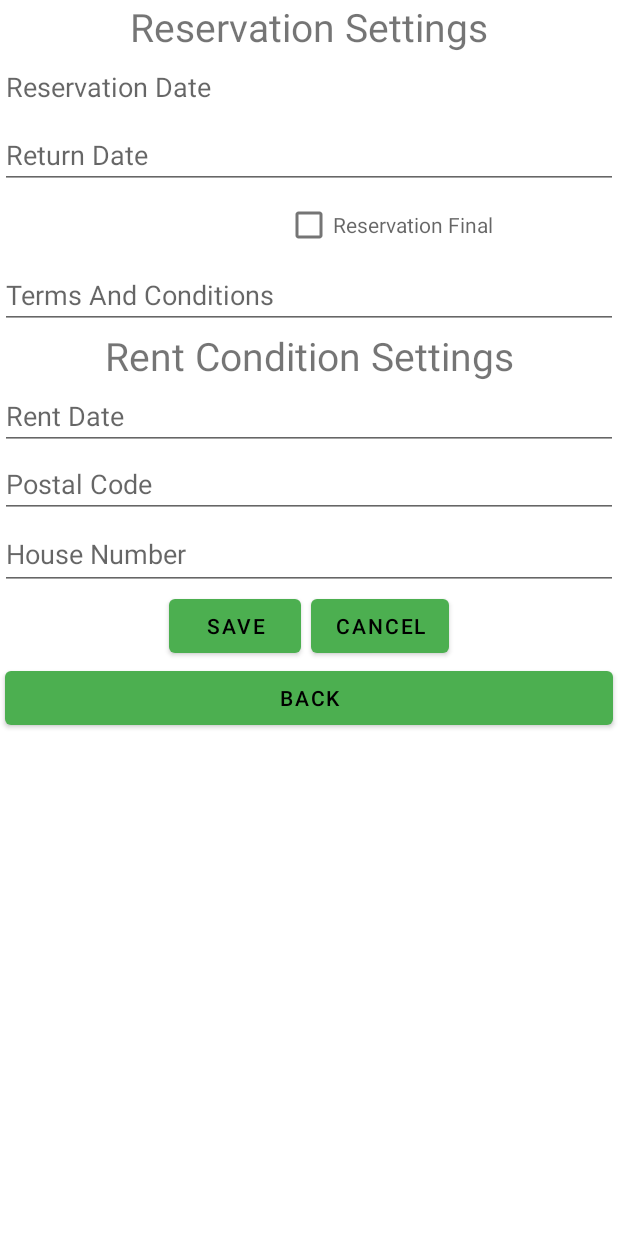
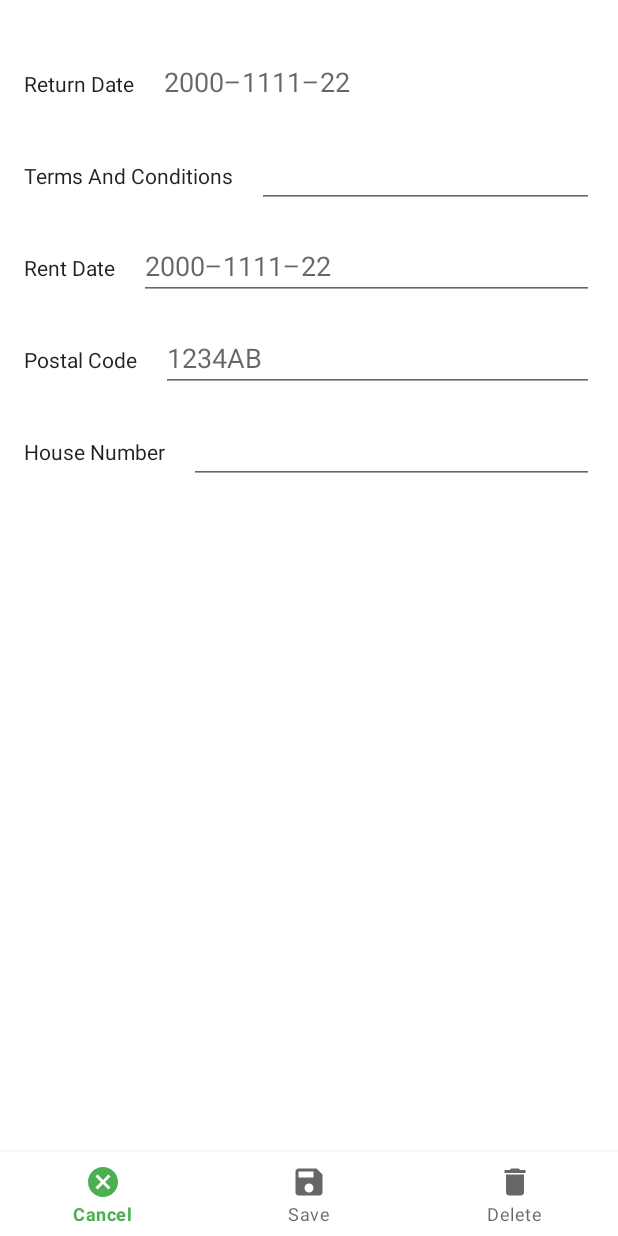
Before and after one commit to 0pilatos0/JDM-APP, an Android app: the layout reservation_edit.xml on its own in the app's theme, with its tools: preview values and no code run, on a phone screen of 412 x 824 dp. Run offline under Robolectric (Android 15) with nearby library versions, the phone set to English and light mode, and no system bars.

Commit message:
Finished reservation edit page

```diff
--- a/app/src/main/java/com/example/jdm_app/activity/CarEditActivity.kt
+++ b/app/src/main/java/com/example/jdm_app/activity/CarEditActivity.kt
@@ -3,7 +3,6 @@ package com.example.jdm_app.activity
 import android.app.Activity
 import android.content.Intent
 import android.graphics.Bitmap
-import android.graphics.BitmapFactory
 import android.os.Bundle
 import android.provider.MediaStore
 import android.util.Base64
@@ -11,7 +10,6 @@ import android.widget.ArrayAdapter
 import android.widget.Toast
 import androidx.appcompat.app.AppCompatActivity
 import androidx.recyclerview.widget.LinearLayoutManager
-import androidx.recyclerview.widget.RecyclerView
 import com.example.jdm_app.R
 import com.example.jdm_app.adapter.ImageAdapter
 import com.example.jdm_app.databinding.CarEditBinding
@@ -36,7 +34,6 @@ class CarEditActivity : AppCompatActivity() {
      *  3.  retrieve the passed in `Car` object from the intent extra
      *  4.  call the methods `bindCarData()`, `setupSpinners()`, `setupNavigation()` and `setupButtons()`
      */
-
     override fun onCreate(savedInstanceState: Bundle?) {
         super.onCreate(savedInstanceState)
         binding = CarEditBinding.inflate(layoutInflater)
@@ -101,7 +98,7 @@ class CarEditActivity : AppCompatActivity() {
      *      save - update the car properties with the values entered in the form and via API and closes the activity.
      */
     private fun setupNavigation() {
-        binding.bottomCarEditNavigation.setOnItemSelectedListener { item ->
+        binding.bottomEditNavigation.setOnItemSelectedListener { item ->
             when (item.itemId) {
                 R.id.action_delete -> {
                     if (car.id == null) {
@@ -194,7 +191,7 @@ class CarEditActivity : AppCompatActivity() {
      */
     private fun setupButtons() {
         //TODO REENABLE ONCE ITS FIXED
-//        binding.bottomCarEditNavigation.selectedItemId = R.id.action_save
+//        binding.bottomEditNavigation.selectedItemId = R.id.action_save
 
         binding.buttonSelectImage.setOnClickListener {
             val intent = Intent(MediaStore.ACTION_IMAGE_CAPTURE)
--- a/app/src/main/java/com/example/jdm_app/activity/ReservationEditActivity.kt
+++ b/app/src/main/java/com/example/jdm_app/activity/ReservationEditActivity.kt
@@ -3,6 +3,8 @@ package com.example.jdm_app.activity
 import android.os.Bundle
 import android.widget.Toast
 import androidx.appcompat.app.AppCompatActivity
+import androidx.recyclerview.widget.LinearLayoutManager
+import com.example.jdm_app.R
 import com.example.jdm_app.adapter.LocalDateJsonAdapter
 import com.example.jdm_app.databinding.ReservationEditBinding
 import com.example.jdm_app.domain.Reservation
@@ -20,27 +22,89 @@ class ReservationEditActivity : AppCompatActivity() {
     private lateinit var reservation: Reservation
     private lateinit var rentCondition: RentCondition
 
+    /**
+     * Called when the activity is starting. It perform the following actions:
+     *  1.  inflate the `ReservationEditBinding` layout
+     *  2.  set the content view to the root of the binding
+     *  3.  retrieve the passed in `Reservation` object from the intent extra
+     *  4.  call the methods `bindReservationData()`, `setupNavigation()` and `setupButtons()`
+     */
     override fun onCreate(savedInstanceState: Bundle?) {
         super.onCreate(savedInstanceState)
         binding = ReservationEditBinding.inflate(layoutInflater)
         setContentView(binding.root)
 
         reservation = intent.getSerializableExtra("reservation") as Reservation
+        bindReservationData()
+        setupNavigation()
+    }
+
+    /**
+     * Binds the properties of the provided `reservation` object to the corresponding views in the layout file,
+     * also set the RecyclerView layout manager and adapter
+     */
+    private fun bindReservationData() {
         rentCondition = RentCondition()
 
-        binding.editDateReservationDate.setText(reservation.reservationDate.toString())
-        binding.editDateReturnDate.setText(reservation.termsAndConditions)
-        binding.editBoolReservationFinal.setText(reservation.reservationFinal.toString())
+        binding.editDateReturnDate.setText(
+            if(reservation.returnDate == null) ""
+            else reservation.returnDate.toString())
         binding.editTextTermsConditions.setText(reservation.termsAndConditions)
 
-        binding.editDateRentDate.setText(rentCondition.rentDate.toString())
+        binding.editDateRentDate.setText(
+            if(rentCondition.rentDate == null) ""
+            else rentCondition.rentDate.toString())
         binding.editTextPostalCode.setText(rentCondition.postalCode)
         binding.editTextHouseNumber.setText(rentCondition.houseNumber)
 
-        binding.buttonSave.setOnClickListener {
-            reservation.reservationDate = LocalDate.parse(binding.editDateReservationDate.text.toString(), LocalDateJsonAdapter.FORMATTER)
+        val layoutManager = LinearLayoutManager(this)
+        layoutManager.orientation = LinearLayoutManager.HORIZONTAL
+    }
+
+    /**
+     * Setups up the navigation bar by adding click listeners to the menu items.
+     * Based on the selected menu item, it performs the following actions
+     *      delete - delete the reservation via API and closes the activity
+     *      cancel - closes the activity without making any changes
+     *      save   - update the reservation properties with the values entered in the form and via API and closes the activity.
+     */
+    private fun setupNavigation() {
+        binding.bottomEditNavigation.setOnItemSelectedListener { item ->
+            when (item.itemId) {
+                R.id.action_delete -> {
+                    if (reservation.id == null) {
+                        finish()
+                    } else{
+                        CoroutineScope(Dispatchers.IO).launch {
+                            val response = ReservationApi.retrofitService.deleteReservationById(reservation)
+                            withContext(Dispatchers.Main) {
+                                if (response.isSuccessful) {
+                                    Toast.makeText(
+                                        this@ReservationEditActivity, "Reservation deleted!", Toast.LENGTH_SHORT
+                                    ).show()
+                                    finish()
+                                } else {
+                                    Toast.makeText(
+                                        this@ReservationEditActivity,
+                                        "Error occurred while deleting reservation!",
+                                        Toast.LENGTH_SHORT
+                                    ).show()
+                                }
+                            }
+                        }
+                    }
+                    true
+                }
+
+                R.id.action_cancel -> {
+                    finish()
+                    true
+                }
+
+                R.id.action_save -> {
+                    reservation.reservationDate = LocalDate.now()
                     reservation.returnDate = LocalDate.parse(binding.editDateReturnDate.text.toString(), LocalDateJsonAdapter.FORMATTER)
-            reservation.reservationFinal = binding.editDateRentDate.text.toString().toBoolean()
+                    reservation.reservationFinal = true
                     reservation.termsAndConditions = binding.editTextTermsConditions.text.toString()
 
                     rentCondition.rentDate = LocalDate.parse(binding.editDateRentDate.text.toString(), LocalDateJsonAdapter.FORMATTER)
@@ -49,7 +113,6 @@ class ReservationEditActivity : AppCompatActivity() {
 
                     reservation.rentConditions = rentCondition
                     CoroutineScope(Dispatchers.IO).launch {
-
                         val response = ReservationApi.retrofitService.createReservation(reservation)
                         withContext(Dispatchers.Main) {
                             if (response.isSuccessful) {
@@ -59,35 +122,16 @@ class ReservationEditActivity : AppCompatActivity() {
                             } else {
                                 Toast.makeText(
                                     this@ReservationEditActivity,
-                            "Error occurred while renting car!",
+                                    "Error occurred while renting the car!",
                                     Toast.LENGTH_SHORT
                                 ).show()
                             }
                         }
                     }
+                    true
                 }
-
-        binding.buttonCancel.setOnClickListener {
-            CoroutineScope(Dispatchers.IO).launch {
-                val response = ReservationApi.retrofitService.deleteReservationById(reservation)
-                withContext(Dispatchers.Main) {
-                    if (response.isSuccessful) {
-                        Toast.makeText(this@ReservationEditActivity, "Reservation canceled!", Toast.LENGTH_SHORT)
-                            .show()
-                        finish()
-                    } else {
-                        Toast.makeText(
-                            this@ReservationEditActivity,
-                            "Error occurred while canceling reservation!",
-                            Toast.LENGTH_SHORT
-                        ).show()
+                else -> false
             }
         }
     }
 }
-
-        binding.buttonBack.setOnClickListener {
-            finish()
-        }
-    }
-}
--- a/app/src/main/java/com/example/jdm_app/domain/Reservation.kt
+++ b/app/src/main/java/com/example/jdm_app/domain/Reservation.kt
@@ -15,7 +15,7 @@ data class Reservation(
     var returnDate: LocalDate? = null,
 
     @Json(name = "reservationFinal")
-    var reservationFinal: Boolean? = null,
+    var reservationFinal: Boolean? = false,
 
     @Json(name = "termsAndConditions")
     var termsAndConditions: String? = null,
--- a/app/src/main/res/layout/car_edit.xml
+++ b/app/src/main/res/layout/car_edit.xml
@@ -217,13 +217,13 @@
     </ScrollView>
 
     <com.google.android.material.bottomnavigation.BottomNavigationView
-        android:id="@+id/bottom_car_edit_navigation"
+        android:id="@+id/bottom_edit_navigation"
         android:layout_width="match_parent"
         android:layout_height="wrap_content"
         android:layout_gravity="bottom"
         android:background="?android:attr/windowBackground"
         app:layout_constraintBottom_toBottomOf="parent"
         app:layout_constraintLeft_toLeftOf="parent"
-        app:menu="@menu/bottom_edit_car_menu" />
+        app:menu="@menu/bottom_edit_menu" />
 
 </androidx.constraintlayout.widget.ConstraintLayout>
--- a/app/src/main/res/layout/reservation_edit.xml
+++ b/app/src/main/res/layout/reservation_edit.xml
@@ -1,99 +1,144 @@
 <?xml version="1.0" encoding="utf-8"?>
-<LinearLayout xmlns:android="http://schemas.android.com/apk/res/android"
-    xmlns:tools="http://schemas.android.com/tools"
+<androidx.constraintlayout.widget.ConstraintLayout xmlns:android="http://schemas.android.com/apk/res/android"
     android:layout_width="match_parent"
     android:layout_height="match_parent"
-    android:orientation="vertical">
+    xmlns:app="http://schemas.android.com/apk/res-auto">
 
-    <TextView
-        android:text="@string/reservation_settings"
-        android:textSize="26sp"
+    <ScrollView
         android:layout_width="match_parent"
-        android:layout_height="wrap_content"
-        android:gravity="center" />
-
-    <EditText
-        android:id="@+id/edit_date_reservation_date"
-        android:hint="@string/reservation_date"
-        android:inputType="date"
-        android:layout_width="match_parent"
-        android:layout_height="wrap_content" />
-
-    <EditText
-        android:id="@+id/edit_date_return_date"
-        android:hint="@string/return_date"
-        android:inputType="date"
-        android:layout_width="match_parent"
-        android:layout_height="wrap_content" />
-
-    <CheckBox
-        android:id="@+id/edit_bool_reservation_final"
-        android:hint="@string/reservation_final"
-        android:layout_width="match_parent"
-        android:layout_height="wrap_content" />
-
-    <EditText
-        android:id="@+id/edit_text_terms_conditions"
-        android:hint="@string/terms_conditions"
-        android:inputType="text"
-        android:layout_width="match_parent"
-        android:layout_height="wrap_content" />
-
-    <TextView
-        android:text="@string/rent_condition_settings"
-        android:textSize="26sp"
-        android:layout_width="match_parent"
-        android:layout_height="wrap_content"
-        android:gravity="center" />
-
-    <EditText
-        android:id="@+id/edit_date_rent_date"
-        android:hint="@string/rent_date"
-        android:inputType="date"
-        android:layout_width="match_parent"
-        android:layout_height="wrap_content" />
-
-    <EditText
-        android:id="@+id/edit_text_postal_code"
-        android:hint="@string/postal_code"
-        android:inputType="text"
-        android:layout_width="match_parent"
-        android:layout_height="wrap_content" />
-
-    <EditText
-        android:id="@+id/edit_text_house_number"
-        android:hint="@string/house_number"
-        android:inputType="text"
-        android:minHeight="48dp"
-        android:layout_width="match_parent"
-        android:layout_height="wrap_content"
-        tools:ignore="TextFields" />
+        android:layout_height="match_parent">
 
         <LinearLayout
             android:layout_width="match_parent"
             android:layout_height="wrap_content"
-        android:gravity="center">
+            android:orientation="vertical"
+            android:padding="16dp">
 
-        <Button
-            android:id="@+id/button_save"
-            android:text="@string/save"
+            <LinearLayout
+                android:layout_width="match_parent"
+                android:layout_height="wrap_content"
+                android:layout_marginTop="16dp"
+                android:orientation="horizontal">
+
+                <TextView
                     android:layout_width="wrap_content"
                     android:layout_height="wrap_content"
-            android:layout_marginEnd="3sp" />
-        <Button
-            android:id="@+id/button_cancel"
-            android:text="@string/cancel"
+                    android:labelFor="@+id/edit_date_return_date"
+                    android:text="@string/return_date"
+                    android:textAppearance="@style/TextAppearance.AppCompat.Body1" />
+
+                <EditText
+                    android:id="@+id/edit_date_return_date"
+                    android:layout_width="match_parent"
+                    android:layout_height="wrap_content"
+                    android:layout_marginStart="16dp"
+                    android:hint="@string/template_date"
+                    android:inputType="date" />
+            </LinearLayout>
+
+            <LinearLayout
+                android:layout_width="match_parent"
+                android:layout_height="wrap_content"
+                android:layout_marginTop="16dp"
+                android:orientation="horizontal">
+
+                <TextView
                     android:layout_width="wrap_content"
                     android:layout_height="wrap_content"
-            android:layout_marginStart="3sp" />
+                    android:labelFor="@+id/edit_text_terms_conditions"
+                    android:text="@string/terms_conditions"
+                    android:textAppearance="@style/TextAppearance.AppCompat.Body1" />
+
+                <EditText
+                    android:id="@+id/edit_text_terms_conditions"
+                    android:layout_width="match_parent"
+                    android:layout_height="wrap_content"
+                    android:layout_marginStart="16dp"
+                    android:inputType="text" />
+            </LinearLayout>
+
+            <LinearLayout
+                android:layout_width="match_parent"
+                android:layout_height="wrap_content"
+                android:layout_marginTop="16dp"
+                android:orientation="horizontal">
+
+                <TextView
+                    android:layout_width="wrap_content"
+                    android:layout_height="wrap_content"
+                    android:labelFor="@+id/edit_date_rent_date"
+                    android:text="@string/rent_date"
+                    android:textAppearance="@style/TextAppearance.AppCompat.Body1" />
+
+                <EditText
+                    android:id="@+id/edit_date_rent_date"
+                    android:layout_width="match_parent"
+                    android:layout_height="wrap_content"
+                    android:layout_marginStart="16dp"
+                    android:hint="@string/template_date"
+                    android:inputType="date" />
+            </LinearLayout>
+
+            <LinearLayout
+                android:layout_width="match_parent"
+                android:layout_height="wrap_content"
+                android:layout_marginTop="16dp"
+                android:orientation="horizontal">
+
+                <TextView
+                    android:layout_width="wrap_content"
+                    android:layout_height="wrap_content"
+                    android:labelFor="@+id/edit_text_postal_code"
+                    android:text="@string/postal_code"
+                    android:textAppearance="@style/TextAppearance.AppCompat.Body1" />
+
+                <EditText
+                    android:id="@+id/edit_text_postal_code"
+                    android:layout_width="match_parent"
+                    android:layout_height="wrap_content"
+                    android:layout_marginStart="16dp"
+                    android:hint="@string/template_postal_code"
+                    android:inputType="text" />
+            </LinearLayout>
+
+            <LinearLayout
+                android:layout_width="match_parent"
+                android:layout_height="wrap_content"
+                android:layout_marginTop="16dp"
+                android:orientation="horizontal">
+
+                <TextView
+                    android:layout_width="wrap_content"
+                    android:layout_height="wrap_content"
+                    android:labelFor="@+id/edit_text_house_number"
+                    android:text="@string/house_number"
+                    android:textAppearance="@style/TextAppearance.AppCompat.Body1" />
+
+                <EditText
+                    android:id="@+id/edit_text_house_number"
+                    android:layout_width="match_parent"
+                    android:layout_height="wrap_content"
+                    android:layout_marginStart="16dp"
+                    android:inputType="number" />
+            </LinearLayout>
+
+            <androidx.recyclerview.widget.RecyclerView
+                android:id="@+id/recycler_view_car_images"
+                android:layout_width="match_parent"
+                android:layout_height="wrap_content"
+                android:layout_marginTop="16dp" />
 
         </LinearLayout>
-    <Button
-        android:id="@+id/button_back"
-        android:text="@string/back"
+    </ScrollView>
+
+    <com.google.android.material.bottomnavigation.BottomNavigationView
+        android:id="@+id/bottom_edit_navigation"
         android:layout_width="match_parent"
         android:layout_height="wrap_content"
-        android:layout_marginStart="3sp"
-        android:layout_marginEnd="3sp" />
+        android:layout_gravity="bottom"
+        android:background="?android:attr/windowBackground"
+        app:layout_constraintBottom_toBottomOf="parent"
+        app:layout_constraintLeft_toLeftOf="parent"
+        app:menu="@menu/bottom_edit_menu" />
 
-</LinearLayout>
+</androidx.constraintlayout.widget.ConstraintLayout>
--- a/app/src/main/res/values/strings.xml
+++ b/app/src/main/res/values/strings.xml
@@ -25,6 +25,8 @@
     <string name="house_number">House Number</string>
     <string name="reservation_settings">Reservation Settings</string>
     <string name="rent_condition_settings">Rent Condition Settings</string>
-    <string name="car_brand">brand</string>
-    <string name="car_type">type</string>
+    <string name="car_brand">Brand</string>
+    <string name="car_type">Type</string>
+    <string name="template_postal_code">1234AB</string>
+    <string name="template_date">2000–1111–22</string>
 </resources>
```
Also changed, not shown: app/src/main/res/menu/bottom_edit_menu.xml (renamed from app/src/main/res/menu/bottom_edit_car_menu.xml). Lines whose indentation alone changed are shown as unchanged.
